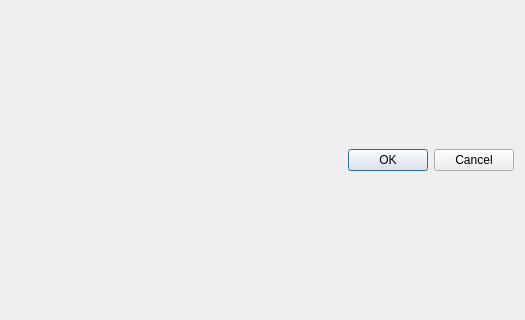
Qt form Elephant_info.ui (johnowhitaker/eid) before a commit; both pictures show x 0 to 525 and y 86 to 406 of the 525 by 493 pixel window.
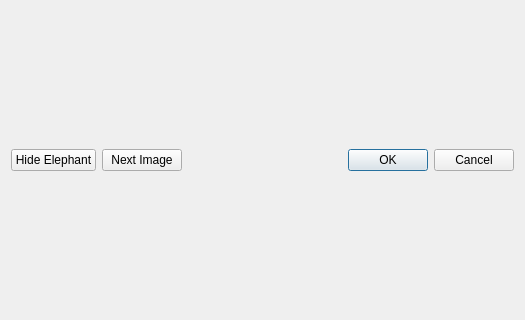
The same form after that commit.

Commit message: Added hide and next btns to einfo_dia, and hide works. hide_all btn in mainwindow doesn't work (spelt herd as heard. Fixing now

Patch:
```diff
--- a/Elephant_info.ui
+++ b/Elephant_info.ui
@@ -14,7 +14,17 @@
    <string>ElephantID</string>
   </property>
   <layout class="QGridLayout" name="gridLayout_2">
-   <item row="1" column="1">
+   <item row="2" column="0">
+    <widget class="QPushButton" name="btn_hide">
+     <property name="text">
+      <string>Hide Elephant</string>
+     </property>
+    </widget>
+   </item>
+   <item row="0" column="0" colspan="3">
+    <layout class="QHBoxLayout" name="horizontalLayout"/>
+   </item>
+   <item row="2" column="2">
     <widget class="QDialogButtonBox" name="buttonBox">
      <property name="orientation">
       <enum>Qt::Horizontal</enum>
@@ -24,8 +34,12 @@
      </property>
     </widget>
    </item>
-   <item row="0" column="1">
-    <layout class="QHBoxLayout" name="horizontalLayout"/>
+   <item row="2" column="1">
+    <widget class="QPushButton" name="btn_next">
+     <property name="text">
+      <string>Next Image</string>
+     </property>
+    </widget>
    </item>
   </layout>
  </widget>
```
The commit also changes 5 other files.
